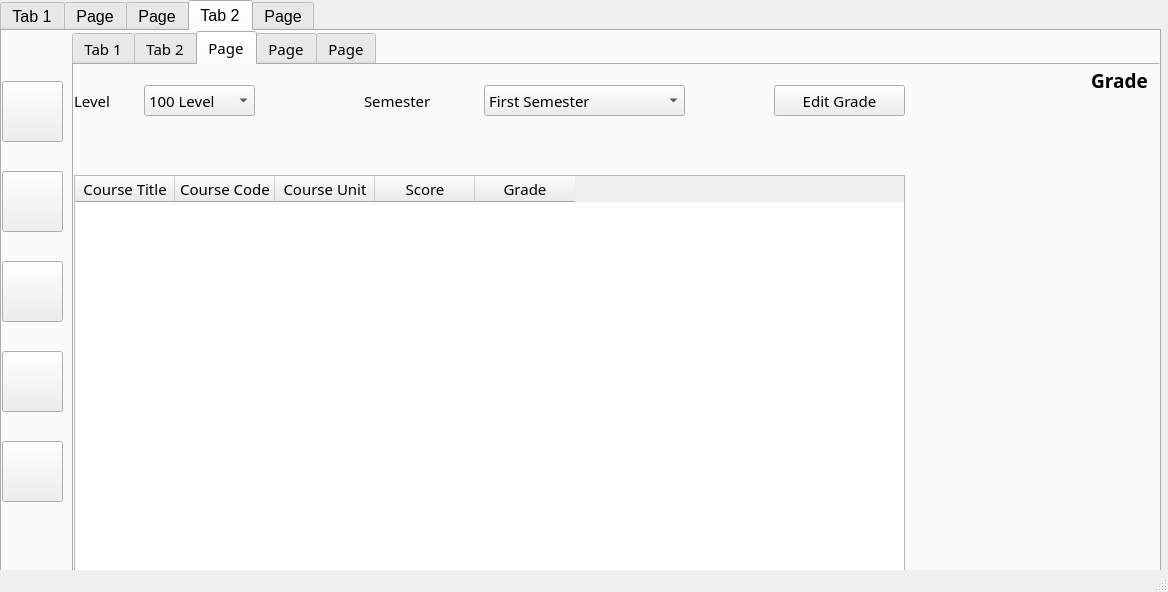
Above: MyGPAmate.ui from edeniyanda/MyGPAmate before the change. Below: the same form after it.
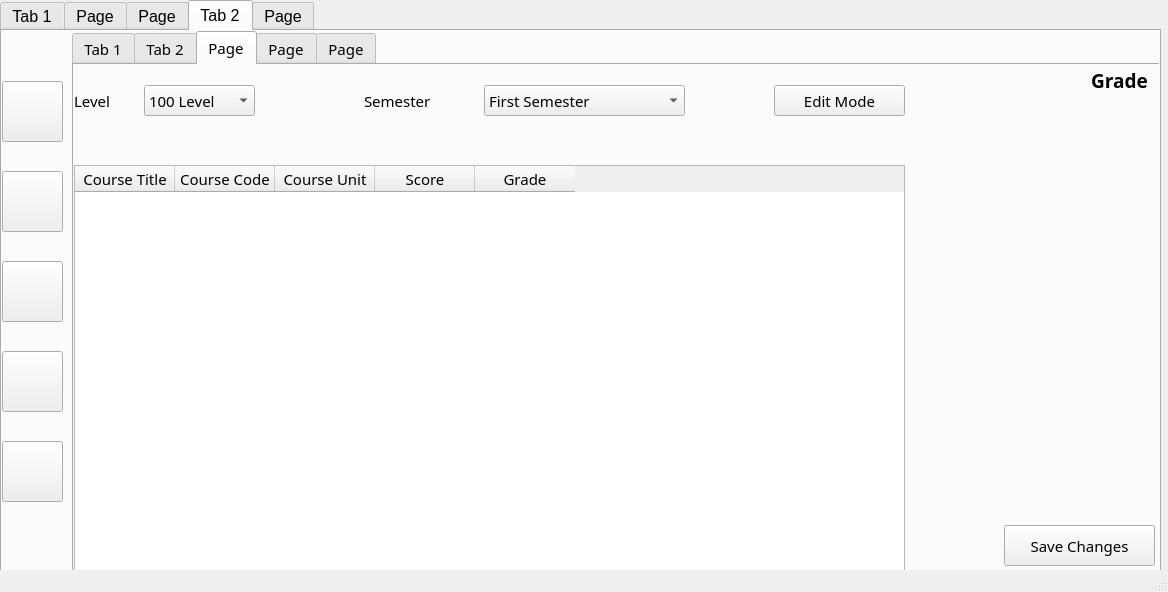
That is the form after the change. Icons and pictures are not drawn.

```diff
--- a/MyGPAmate.ui
+++ b/MyGPAmate.ui
@@ -1016,7 +1016,7 @@
         <property name="geometry">
          <rect>
           <x>0</x>
-          <y>110</y>
+          <y>100</y>
           <width>831</width>
           <height>411</height>
          </rect>
@@ -1136,7 +1136,20 @@
          </rect>
         </property>
         <property name="text">
-         <string>Edit Grade</string>
+         <string>Edit Mode</string>
+        </property>
+       </widget>
+       <widget class="QPushButton" name="pushButton_save_grade_changes">
+        <property name="geometry">
+         <rect>
+          <x>930</x>
+          <y>460</y>
+          <width>151</width>
+          <height>41</height>
+         </rect>
+        </property>
+        <property name="text">
+         <string>Save Changes</string>
         </property>
        </widget>
       </widget>
```
